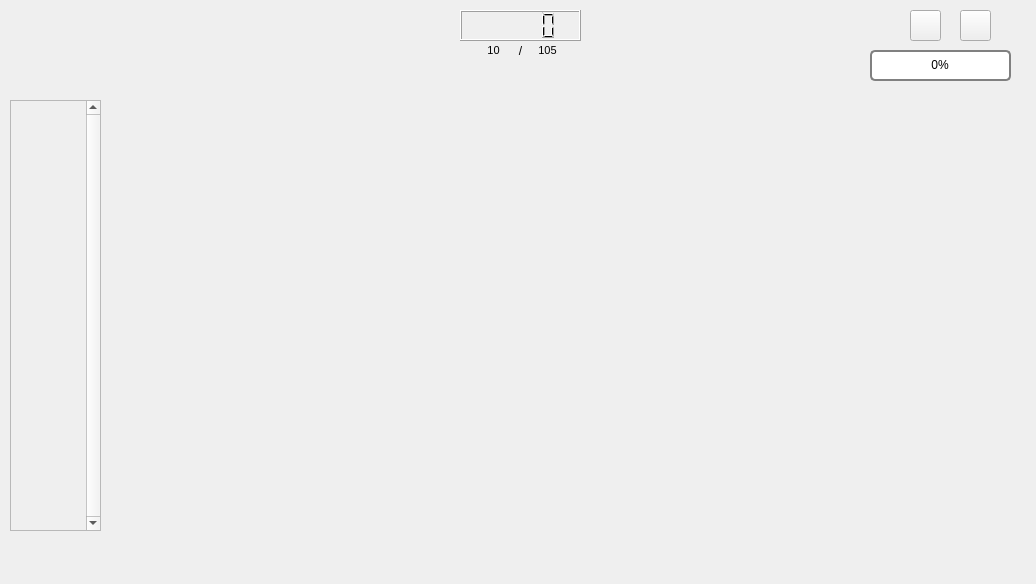
The window that DISENO/Creador_Ejecutador/EjecutadorCuestionario_d.ui (ronihdzz/DisenadorPreguntas) describes before a commit, drawn with Qt 5.
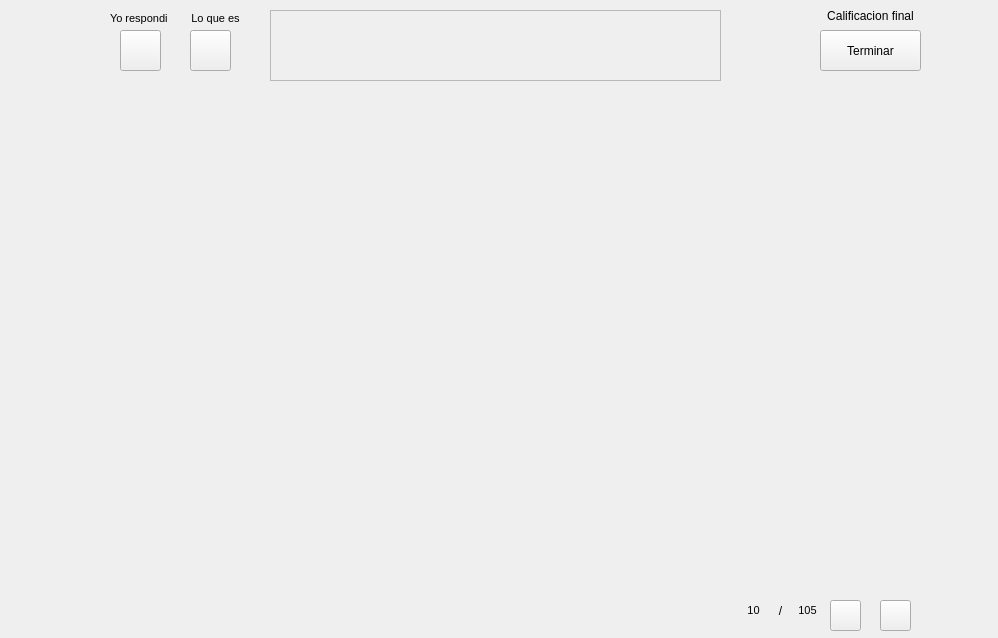
The same window after the commit. Icons and pictures are not drawn.

Commit message: Implementacion de cuestionario calificador,ahora yo solo falta anexarlo a la aplicacion general y finalmente ya podre pensar en como subirlo a la base de datos...

Patch:
```diff
--- a/DISENO/Creador_Ejecutador/EjecutadorCuestionario_d.ui
+++ b/DISENO/Creador_Ejecutador/EjecutadorCuestionario_d.ui
@@ -6,49 +6,20 @@
    <rect>
     <x>0</x>
     <y>0</y>
-    <width>1036</width>
-    <height>584</height>
+    <width>998</width>
+    <height>638</height>
    </rect>
   </property>
   <property name="windowTitle">
    <string>Form</string>
   </property>
-  <widget class="QScrollArea" name="scroll_barra">
-   <property name="geometry">
-    <rect>
-     <x>10</x>
-     <y>100</y>
-     <width>91</width>
-     <height>431</height>
-    </rect>
-   </property>
-   <property name="verticalScrollBarPolicy">
-    <enum>Qt::ScrollBarAlwaysOn</enum>
-   </property>
-   <property name="horizontalScrollBarPolicy">
-    <enum>Qt::ScrollBarAlwaysOff</enum>
-   </property>
-   <property name="widgetResizable">
-    <bool>true</bool>
-   </property>
-   <widget class="QWidget" name="scrollAreaWidgetContents">
-    <property name="geometry">
-     <rect>
-      <x>0</x>
-      <y>0</y>
-      <width>75</width>
-      <height>429</height>
-     </rect>
-    </property>
-   </widget>
-  </widget>
   <widget class="QStackedWidget" name="listWidget_panelPreguntas">
    <property name="geometry">
     <rect>
-     <x>110</x>
-     <y>80</y>
+     <x>50</x>
+     <y>90</y>
      <width>911</width>
-     <height>501</height>
+     <height>511</height>
     </rect>
    </property>
    <property name="toolTipDuration">
@@ -67,21 +38,34 @@
     <number>-1</number>
    </property>
   </widget>
-  <widget class="QLCDNumber" name="lcdNum_timePregunta">
+  <widget class="QScrollArea" name="scrollArea">
    <property name="geometry">
     <rect>
-     <x>460</x>
+     <x>270</x>
      <y>10</y>
-     <width>121</width>
-     <height>31</height>
+     <width>451</width>
+     <height>71</height>
     </rect>
    </property>
+   <property name="widgetResizable">
+    <bool>true</bool>
+   </property>
+   <widget class="QWidget" name="scrollAreaWidgetContents_2">
+    <property name="geometry">
+     <rect>
+      <x>0</x>
+      <y>0</y>
+      <width>449</width>
+      <height>69</height>
+     </rect>
+    </property>
+   </widget>
   </widget>
   <widget class="QPushButton" name="btn_next">
    <property name="geometry">
     <rect>
-     <x>960</x>
-     <y>10</y>
+     <x>880</x>
+     <y>600</y>
      <width>31</width>
      <height>31</height>
     </rect>
@@ -103,29 +87,11 @@
     <string/>
    </property>
   </widget>
-  <widget class="QLabel" name="bel_estadoRespuesta">
-   <property name="geometry">
-    <rect>
-     <x>20</x>
-     <y>10</y>
-     <width>301</width>
-     <height>41</height>
-    </rect>
-   </property>
-   <property name="font">
-    <font>
-     <pointsize>20</pointsize>
-    </font>
-   </property>
-   <property name="text">
-    <string/>
-   </property>
-  </widget>
   <widget class="QPushButton" name="btn_prev">
    <property name="geometry">
     <rect>
-     <x>910</x>
-     <y>10</y>
+     <x>830</x>
+     <y>600</y>
      <width>31</width>
      <height>31</height>
     </rect>
@@ -147,41 +113,11 @@
     <string/>
    </property>
   </widget>
-  <widget class="QProgressBar" name="proBar_avance">
-   <property name="geometry">
-    <rect>
-     <x>870</x>
-     <y>50</y>
-     <width>141</width>
-     <height>31</height>
-    </rect>
-   </property>
-   <property name="styleSheet">
-    <string notr="true">QProgressBar {
-    border: 2px solid grey;
-    border-radius: 5px;
-	padding:2px;
-}
-
-QProgressBar::chunk {
-    background-color: #05B8CC;
-    width: 20px;
-	padding:2px;
-
-}</string>
-   </property>
-   <property name="value">
-    <number>0</number>
-   </property>
-   <property name="alignment">
-    <set>Qt::AlignCenter</set>
-   </property>
-  </widget>
   <widget class="QWidget" name="horizontalLayoutWidget">
    <property name="geometry">
     <rect>
-     <x>480</x>
-     <y>40</y>
+     <x>740</x>
+     <y>600</y>
      <width>81</width>
      <height>21</height>
     </rect>
@@ -238,6 +174,122 @@
     </item>
    </layout>
   </widget>
+  <widget class="QPushButton" name="btn_terminar">
+   <property name="geometry">
+    <rect>
+     <x>820</x>
+     <y>30</y>
+     <width>101</width>
+     <height>41</height>
+    </rect>
+   </property>
+   <property name="text">
+    <string>Terminar</string>
+   </property>
+  </widget>
+  <widget class="QPushButton" name="btn_respondioEl">
+   <property name="geometry">
+    <rect>
+     <x>190</x>
+     <y>30</y>
+     <width>41</width>
+     <height>41</height>
+    </rect>
+   </property>
+   <property name="styleSheet">
+    <string notr="true">border-image: url(:/CreadorPreguntas/IMAGENES/icon_yoNoDije.png);</string>
+   </property>
+   <property name="text">
+    <string/>
+   </property>
+  </widget>
+  <widget class="QLabel" name="bel_respondioYo">
+   <property name="geometry">
+    <rect>
+     <x>110</x>
+     <y>10</y>
+     <width>61</width>
+     <height>16</height>
+    </rect>
+   </property>
+   <property name="font">
+    <font>
+     <pointsize>8</pointsize>
+    </font>
+   </property>
+   <property name="text">
+    <string>Yo respondi</string>
+   </property>
+  </widget>
+  <widget class="QPushButton" name="btn_respondioYo">
+   <property name="geometry">
+    <rect>
+     <x>120</x>
+     <y>30</y>
+     <width>41</width>
+     <height>41</height>
+    </rect>
+   </property>
+   <property name="styleSheet">
+    <string notr="true">border-image: url(:/CreadorPreguntas/IMAGENES/icon_yoDije.png);</string>
+   </property>
+   <property name="text">
+    <string/>
+   </property>
+  </widget>
+  <widget class="QLabel" name="bel_califFinal">
+   <property name="geometry">
+    <rect>
+     <x>780</x>
+     <y>0</y>
+     <width>181</width>
+     <height>31</height>
+    </rect>
+   </property>
+   <property name="text">
+    <string>Calificacion final</string>
+   </property>
+   <property name="alignment">
+    <set>Qt::AlignCenter</set>
+   </property>
+  </widget>
+  <widget class="QLabel" name="bel_respondioEl">
+   <property name="geometry">
+    <rect>
+     <x>180</x>
+     <y>10</y>
+     <width>71</width>
+     <height>16</height>
+    </rect>
+   </property>
+   <property name="font">
+    <font>
+     <pointsize>8</pointsize>
+    </font>
+   </property>
+   <property name="text">
+    <string>Lo que es</string>
+   </property>
+   <property name="alignment">
+    <set>Qt::AlignCenter</set>
+   </property>
+  </widget>
+  <widget class="QLabel" name="bel_estadoPregunta">
+   <property name="geometry">
+    <rect>
+     <x>870</x>
+     <y>70</y>
+     <width>121</width>
+     <height>91</height>
+    </rect>
+   </property>
+   <property name="styleSheet">
+    <string notr="true"/>
+   </property>
+   <property name="text">
+    <string/>
+   </property>
+  </widget>
  </widget>
  <resources>
   <include location="../../IMAG.qrc"/>
```
The commit also changes 35 other files.
